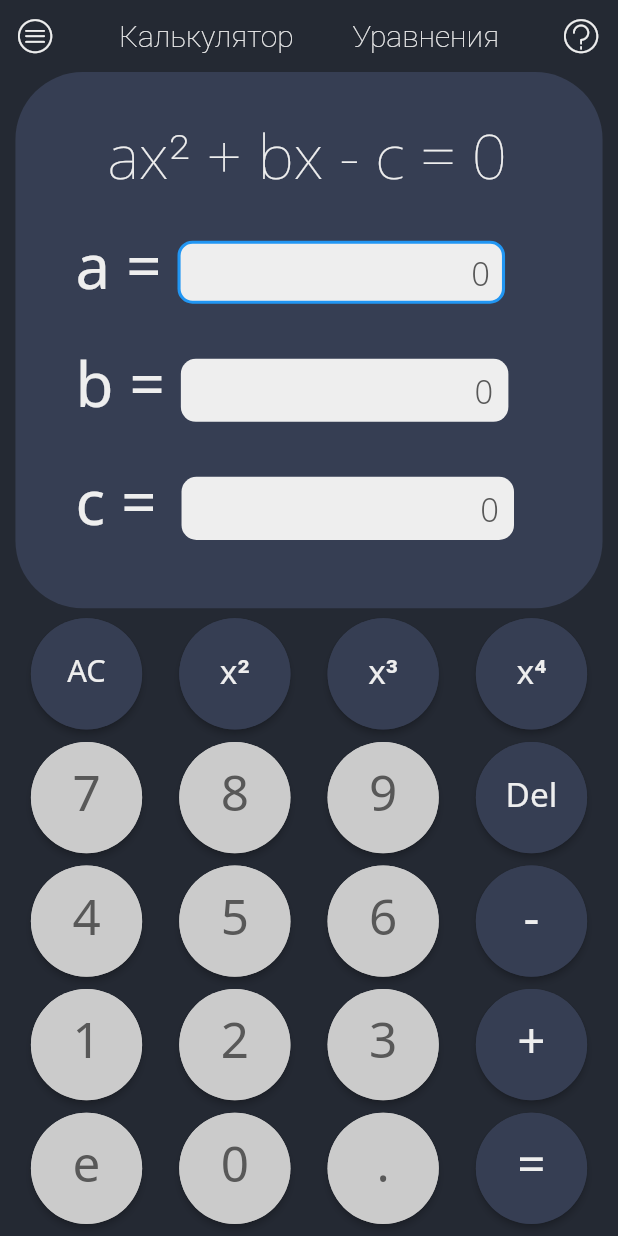
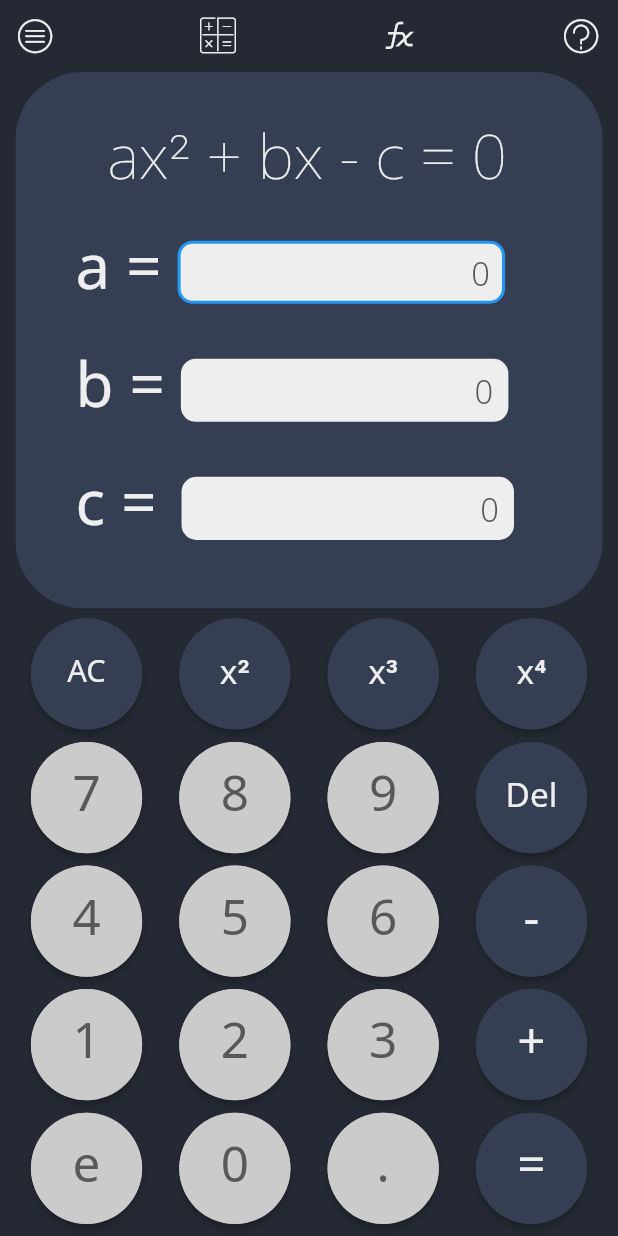
Before and after one commit to vladStar223/calculator, a Flutter app: the screen it shows after launch, on a phone screen of 412 x 824 dp. Run offline on Flutter 3.47's test engine with Material 2 defaults, Android fonts, the phone set to English and light mode, and no system bars; our stand-ins replace responsive_builder.

Commit message:
update_10.6

```diff
--- a/lib/main.dart
+++ b/lib/main.dart
@@ -149,28 +149,21 @@ class _screen_normalState extends State<screen_normal> {
                     scaffoldKey.currentState!.openDrawer();
                   },
                   icon: Icon(MyFlutterApp.menu_circle)),
-              TextButton(
-                onPressed: () {},
-                child: Text(
-                  "Калькулятор",
-                  style: TextStyle(
-                      fontFamily: "Nokora",
-                      fontSize: 20,
-                      fontWeight: FontWeight.w200,
-                      color: AppColors.textcolorfortop),
-                ),
-              ),
-              TextButton(
-                onPressed: () {},
-                child: Text(
-                  "Уравнения",
-                  style: TextStyle(
-                      fontFamily: "Nokora",
-                      fontSize: 20,
-                      fontWeight: FontWeight.w200,
-                      color: AppColors.textcolorfortop),
-                ),
-              ),
+              IconButton(
+                  color: AppColors.textcolorfortop,
+                  onPressed: () {
+                    print("dd");
+                  },
+                  icon: Icon(MyFlutterApp.calculator_icon_icons_com_66651)),
+              IconButton(
+                  color: AppColors.textcolorfortop,
+                  onPressed: () {
+                    print("dd");
+                  },
+                  icon: Icon(
+                    MyFlutterApp.functions_icon_144317,
+                    color: AppColors.white,
+                  )),
               IconButton(
                   color: AppColors.textcolorfortop,
                   onPressed: () {
--- a/lib/theme/icon/my_flutter_app_icons.dart
+++ b/lib/theme/icon/my_flutter_app_icons.dart
@@ -25,6 +25,8 @@ class MyFlutterApp {
   static const _kFontFam = 'MyFlutterApp';
   static const String? _kFontPkg = null;
 
+  static const IconData calculator_icon_icons_com_66651 = IconData(0xe800, fontFamily: _kFontFam, fontPackage: _kFontPkg);
+  static const IconData functions_icon_144317 = IconData(0xe801, fontFamily: _kFontFam, fontPackage: _kFontPkg);
   static const IconData question_circle = IconData(0xe87d, fontFamily: _kFontFam, fontPackage: _kFontPkg);
   static const IconData menu_circle = IconData(0xe87e, fontFamily: _kFontFam, fontPackage: _kFontPkg);
 }
```
Also changed, not shown: lib/screens/result.dart (+19 -0 lines), assets/fonts/MyFlutterApp.ttf.
